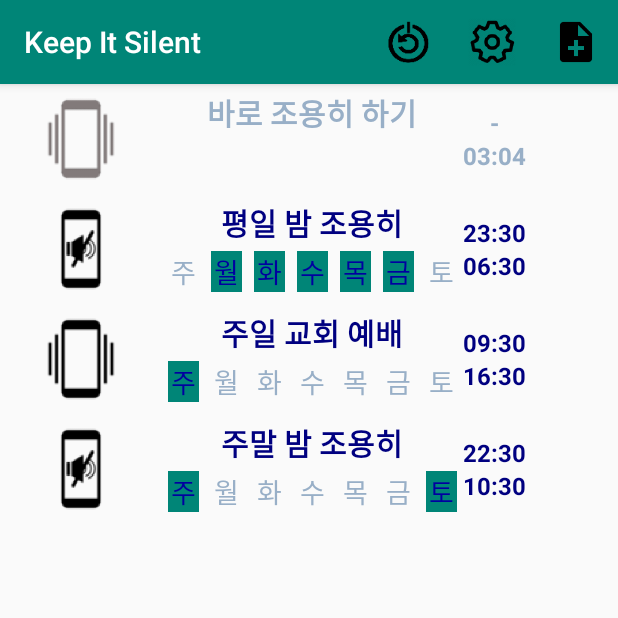
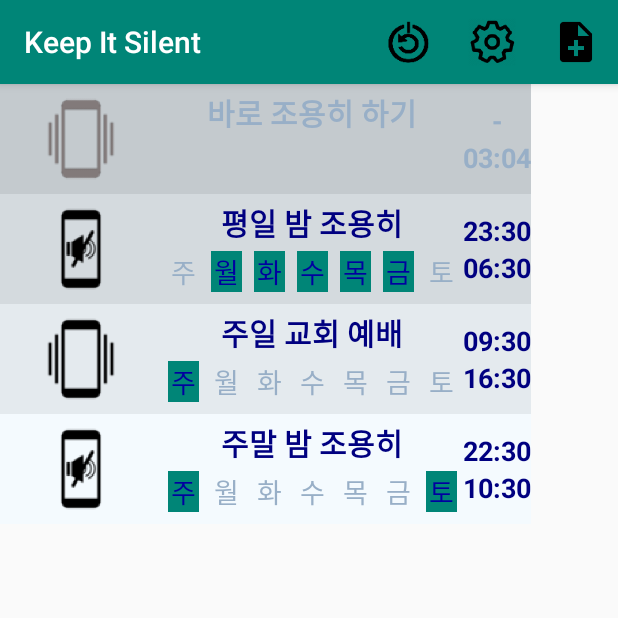
Before and after one commit to riopapa/KeepItSilent, an Android app: the screen it shows after launch (MainActivity), on a phone screen of 412 x 824 dp, the top half of it. Run offline under Robolectric (Android 15) with nearby library versions, the phone set to English and light mode, and no system bars.

Commit message:
Minor changes

```diff
--- a/app/src/main/java/com/urrecliner/keepitsilent/RecycleViewAdapter.java
+++ b/app/src/main/java/com/urrecliner/keepitsilent/RecycleViewAdapter.java
@@ -10,6 +10,7 @@ import android.widget.ImageView;
 import android.widget.TextView;
 
 import androidx.annotation.NonNull;
+import androidx.core.content.ContextCompat;
 import androidx.recyclerview.widget.RecyclerView;
 
 import com.urrecliner.keepitsilent.databinding.ReminderInfoBinding;
@@ -40,6 +41,7 @@ public class RecycleViewAdapter  extends RecyclerView.Adapter<RecycleViewAdapter
 
     class MyViewHolder extends RecyclerView.ViewHolder{
         ReminderInfoBinding binding;
+        View view = itemView.findViewById(R.id.one_reminder);
         public MyViewHolder(ReminderInfoBinding b){
             super(b.getRoot());
             binding = b;
@@ -114,6 +116,8 @@ public class RecycleViewAdapter  extends RecyclerView.Adapter<RecycleViewAdapter
                 mainContext.startActivity(intent);
             }
         });
+        int diff = position * 16;
+        holder.view.setBackgroundColor(ContextCompat.getColor(mainContext, R.color.line_item_back) + diff + diff*256 + diff*256*256);
     }
 
     @Override
--- a/app/src/main/res/layout/reminder_info.xml
+++ b/app/src/main/res/layout/reminder_info.xml
@@ -1,8 +1,8 @@
 <?xml version="1.0" encoding="utf-8"?>
 <LinearLayout xmlns:android="http://schemas.android.com/apk/res/android"
-    android:layout_centerInParent="true"
     android:layout_width="match_parent"
     android:layout_height="wrap_content"
+    android:id="@+id/one_reminder"
     android:orientation="horizontal">
 
     <ImageView
@@ -10,7 +10,7 @@
         android:layout_marginTop="8dp"
         android:layout_marginBottom="8dp"
         android:layout_width="0dp"
-        android:layout_weight="2"
+        android:layout_weight="3"
         android:layout_height="match_parent"
         android:layout_gravity="center"
         android:src="@mipmap/ic_phone_vibrate"
@@ -118,9 +118,7 @@
 
         <LinearLayout
             android:layout_width="0dp"
-            android:layout_weight="2"
-            android:layout_marginTop="8dp"
-            android:layout_marginBottom="8dp"
+            android:layout_weight="3"
             android:gravity="center"
             android:layout_height="match_parent"
             android:orientation="vertical">
@@ -129,7 +127,7 @@
                 android:layout_width="match_parent"
                 android:layout_height="wrap_content"
                 android:text="@string/hh_mm"
-                android:textSize="16sp"
+                android:textSize="18sp"
                 android:textStyle="bold"
                 android:gravity="center"/>
             <TextView
@@ -137,7 +135,7 @@
                 android:layout_width="match_parent"
                 android:layout_height="wrap_content"
                 android:text="@string/hh_mm"
-                android:textSize="16sp"
+                android:textSize="18sp"
                 android:textStyle="bold"
                 android:gravity="center"/>
         </LinearLayout>
--- a/app/src/main/res/values/colors.xml
+++ b/app/src/main/res/values/colors.xml
@@ -8,7 +8,8 @@
     <color name="white">#ffffff</color>
     <color name="back">#E6E6E6</color>
     <color name="transparent">#00000000</color>
-    <color name="notification_back">#A6ECE5</color>
+    <color name="notification_back">#B4C6C4</color>
+    <color name="line_item_back">#FFc4cAcE</color>
 
     <color name="colorInactiveBack">#808080</color>
     <color name="colorOn">#000080</color>
```
Also changed, not shown: app/src/main/res/layout/notification_bar.xml (+22 -18 lines).
